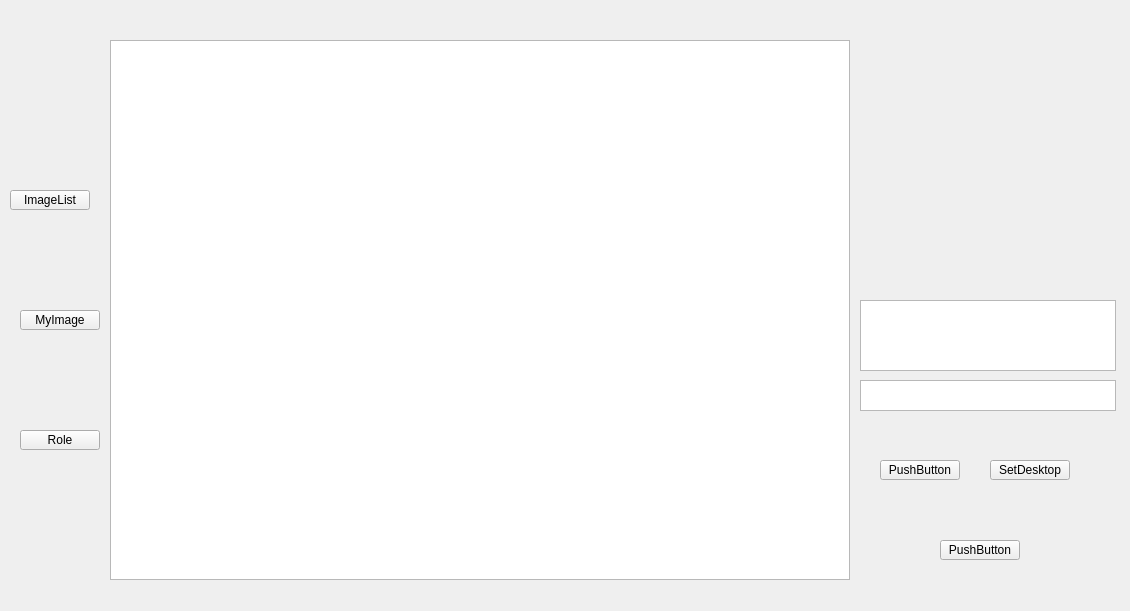
Old version of the form wallpaper/mainwidget.ui in the repository helloheidi/my_wallpaper.
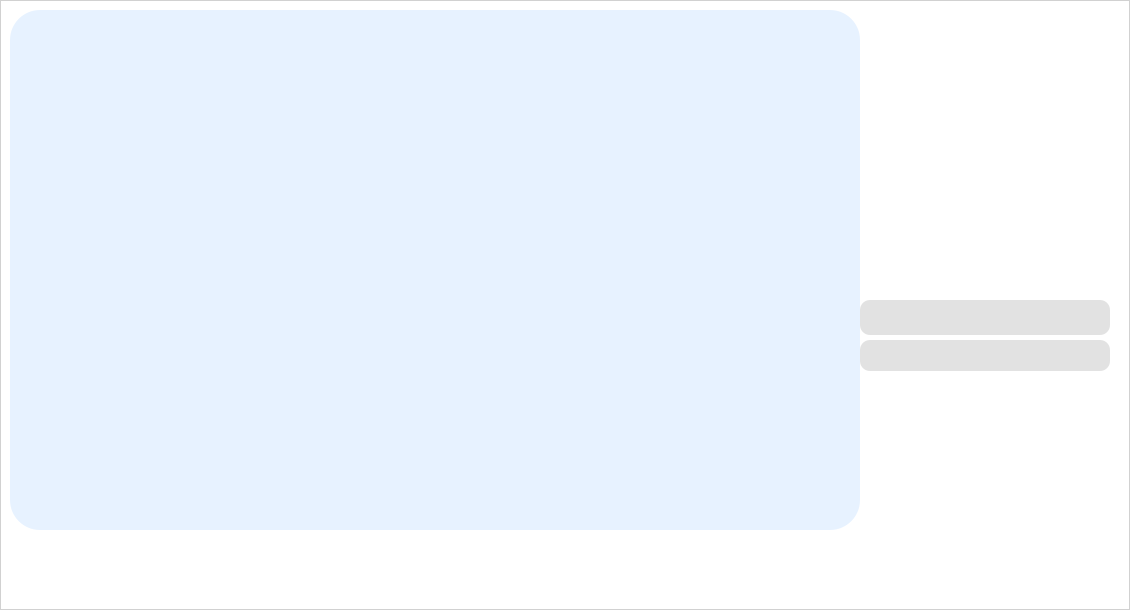
New version of the form. Icons and pictures are not drawn.

Patch:
```diff
--- a/wallpaper/mainwidget.ui
+++ b/wallpaper/mainwidget.ui
@@ -7,106 +7,74 @@
     <x>0</x>
     <y>0</y>
     <width>1130</width>
-    <height>611</height>
+    <height>610</height>
    </rect>
   </property>
   <property name="windowTitle">
    <string>MainWidget</string>
   </property>
-  <widget class="QStackedWidget" name="stackedWidget">
-   <property name="geometry">
-    <rect>
-     <x>110</x>
-     <y>40</y>
-     <width>740</width>
-     <height>540</height>
-    </rect>
-   </property>
-   <property name="currentIndex">
-    <number>0</number>
-   </property>
-   <widget class="QWidget" name="ImageListPage">
-    <widget class="QListWidget" name="ImagelistWidget">
-     <property name="geometry">
-      <rect>
-       <x>0</x>
-       <y>0</y>
-       <width>740</width>
-       <height>540</height>
-      </rect>
-     </property>
-    </widget>
-   </widget>
-   <widget class="QWidget" name="MyImagePage">
-    <widget class="QLabel" name="label_2">
-     <property name="geometry">
-      <rect>
-       <x>140</x>
-       <y>120</y>
-       <width>54</width>
-       <height>12</height>
-      </rect>
-     </property>
-     <property name="text">
-      <string>MyImage</string>
-     </property>
-    </widget>
-   </widget>
-   <widget class="QWidget" name="SettingPage">
-    <widget class="QLabel" name="label_3">
-     <property name="geometry">
-      <rect>
-       <x>150</x>
-       <y>120</y>
-       <width>54</width>
-       <height>12</height>
-      </rect>
-     </property>
-     <property name="text">
-      <string>Setting</string>
-     </property>
-    </widget>
-   </widget>
-  </widget>
-  <widget class="QPushButton" name="ImageListBnt">
-   <property name="geometry">
-    <rect>
-     <x>10</x>
-     <y>190</y>
-     <width>80</width>
-     <height>20</height>
-    </rect>
-   </property>
-   <property name="text">
-    <string>ImageList</string>
-   </property>
-  </widget>
-  <widget class="QPushButton" name="MyImageBnt">
-   <property name="geometry">
-    <rect>
-     <x>20</x>
-     <y>310</y>
-     <width>80</width>
-     <height>20</height>
-    </rect>
-   </property>
-   <property name="text">
-    <string>MyImage</string>
-   </property>
-  </widget>
-  <widget class="QPushButton" name="SettingBnt">
-   <property name="geometry">
-    <rect>
-     <x>20</x>
-     <y>430</y>
-     <width>80</width>
-     <height>20</height>
-    </rect>
-   </property>
-   <property name="text">
-    <string>Role</string>
-   </property>
-  </widget>
+  <property name="styleSheet">
+   <string notr="true">*{
+	background-color: rgb(255, 255, 255);
+}
+QFrame#frame {
+	background-color: rgba(255, 255, 255, 200);
+}
+QWidget#MainWidgetClass {
+	background-image: url(:/resource/background/Nahida-Kusanali.jpg);
+}
+#ImageListPage {
+	border:none;
+	background-color: rgba(255, 170, 255, 0);
+}
+QLabel#ImagePreview {
+	background:transparent;
+}
+QTextBrowser#ImageSizeInfo {
+	border-radius:10px;	
+	background-color: rgba(163, 163, 163, 80);
+}
+#ImageNameInfo {
+	border-radius:10px;
+	background-color: rgba(163, 163, 163, 80);
+}
+QPushButton {
+    background-color: transparent; 
+    border: none;
+}
+QPushButton:hover{
+	border-radius:10px;
+	background-color: rgba(255, 255, 255, 80);
+}
+QPushButton#ImageListBnt {
+	background-image: url(:/resource/button/icon1.png);
+	background-position: center;
+    background-repeat: no-repeat;
+    background-size: contain;
+}
+#SettingBnt {
+	background-image: url(:/resource/button/icon.png);
+	background-position: center;
+    background-repeat: no-repeat;
+    background-size: contain;
+}
+#SetDesktop {
+	background-image: url(:/resource/button/icon2.png);
+	background-position: center;
+    background-repeat: no-repeat;
+    background-size: contain;
+}
+QListWidget#ImagelistWidget {
+	border:none;
+	border-radius:30px;
+	background-color: rgba(100, 170, 255, 40);
+}
+
+QStackedWidget#stackedWidget {	
+	border:none;
+	background:transparent;
+}</string>
+  </property>
   <widget class="QLabel" name="ImagePreview">
    <property name="geometry">
     <rect>
@@ -125,60 +93,135 @@
     <rect>
      <x>860</x>
      <y>300</y>
-     <width>256</width>
-     <height>71</height>
+     <width>250</width>
+     <height>35</height>
     </rect>
    </property>
   </widget>
-  <widget class="QPushButton" name="pushButton">
-   <property name="geometry">
-    <rect>
-     <x>880</x>
-     <y>460</y>
-     <width>80</width>
-     <height>20</height>
-    </rect>
-   </property>
-   <property name="text">
-    <string>PushButton</string>
-   </property>
-  </widget>
-  <widget class="QPushButton" name="SetDesktop">
-   <property name="geometry">
-    <rect>
-     <x>990</x>
-     <y>460</y>
-     <width>80</width>
-     <height>20</height>
-    </rect>
-   </property>
-   <property name="text">
-    <string>SetDesktop</string>
-   </property>
-  </widget>
-  <widget class="QPushButton" name="pushButton_3">
-   <property name="geometry">
-    <rect>
-     <x>940</x>
-     <y>540</y>
-     <width>80</width>
-     <height>20</height>
-    </rect>
-   </property>
-   <property name="text">
-    <string>PushButton</string>
-   </property>
-  </widget>
   <widget class="QTextBrowser" name="ImageSizeInfo">
    <property name="geometry">
     <rect>
      <x>860</x>
-     <y>380</y>
-     <width>256</width>
+     <y>340</y>
+     <width>250</width>
      <height>31</height>
     </rect>
    </property>
   </widget>
+  <widget class="QFrame" name="frame">
+   <property name="geometry">
+    <rect>
+     <x>0</x>
+     <y>0</y>
+     <width>1130</width>
+     <height>610</height>
+    </rect>
+   </property>
+   <property name="frameShape">
+    <enum>QFrame::StyledPanel</enum>
+   </property>
+   <property name="frameShadow">
+    <enum>QFrame::Raised</enum>
+   </property>
+   <widget class="QPushButton" name="ImageListBnt">
+    <property name="geometry">
+     <rect>
+      <x>130</x>
+      <y>550</y>
+      <width>201</width>
+      <height>51</height>
+     </rect>
+    </property>
+    <property name="text">
+     <string/>
+    </property>
+   </widget>
+   <widget class="QPushButton" name="SettingBnt">
+    <property name="geometry">
+     <rect>
+      <x>510</x>
+      <y>550</y>
+      <width>191</width>
+      <height>51</height>
+     </rect>
+    </property>
+    <property name="text">
+     <string/>
+    </property>
+   </widget>
+   <widget class="QStackedWidget" name="stackedWidget">
+    <property name="geometry">
+     <rect>
+      <x>10</x>
+      <y>10</y>
+      <width>850</width>
+      <height>520</height>
+     </rect>
+    </property>
+    <property name="currentIndex">
+     <number>0</number>
+    </property>
+    <widget class="QWidget" name="ImageListPage">
+     <widget class="QListWidget" name="ImagelistWidget">
+      <property name="geometry">
+       <rect>
+        <x>0</x>
+        <y>0</y>
+        <width>850</width>
+        <height>520</height>
+       </rect>
+      </property>
+     </widget>
+    </widget>
+    <widget class="QWidget" name="MyImagePage">
+     <widget class="QLabel" name="label_2">
+      <property name="geometry">
+       <rect>
+        <x>140</x>
+        <y>120</y>
+        <width>54</width>
+        <height>12</height>
+       </rect>
+      </property>
+      <property name="text">
+       <string>MyImage</string>
+      </property>
+     </widget>
+    </widget>
+    <widget class="QWidget" name="SettingPage">
+     <widget class="QLabel" name="label_3">
+      <property name="geometry">
+       <rect>
+        <x>150</x>
+        <y>120</y>
+        <width>54</width>
+        <height>12</height>
+       </rect>
+      </property>
+      <property name="text">
+       <string>Setting</string>
+      </property>
+     </widget>
+    </widget>
+   </widget>
+   <widget class="QPushButton" name="SetDesktop">
+    <property name="geometry">
+     <rect>
+      <x>890</x>
+      <y>440</y>
+      <width>201</width>
+      <height>111</height>
+     </rect>
+    </property>
+    <property name="text">
+     <string/>
+    </property>
+   </widget>
+  </widget>
+  <zorder>frame</zorder>
+  <zorder>ImagePreview</zorder>
+  <zorder>ImageNameInfo</zorder>
+  <zorder>ImageSizeInfo</zorder>
  </widget>
  <layoutdefault spacing="6" margin="11"/>
  <resources/>
```
